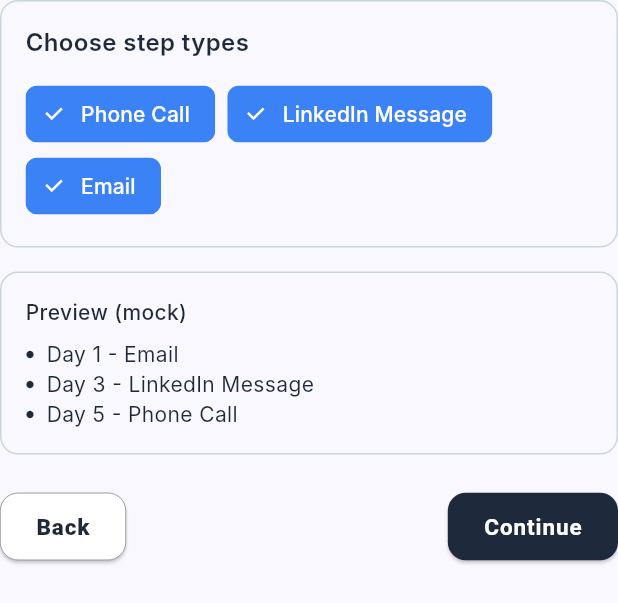
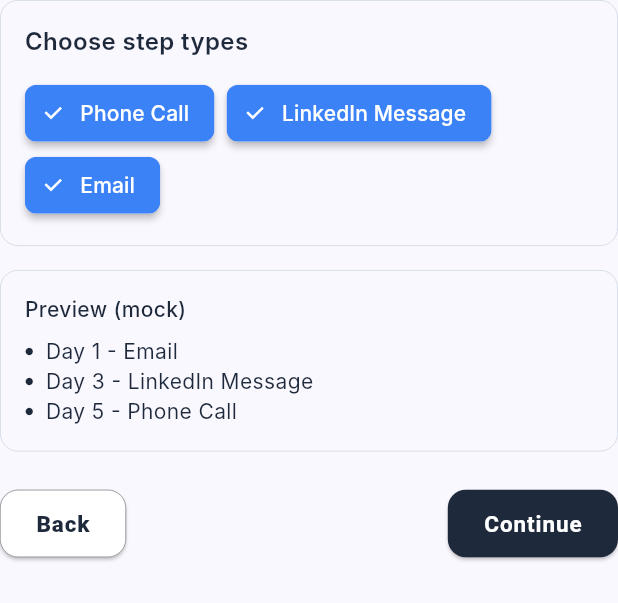
Before and after one commit to DebdaruDG/Network-IT-Lead-Planner-and-Follow-up, a Flutter app: the Step3PlanSetup widget shown alone on an empty page, opened directly, on a phone screen of 412 x 824 dp. Shown: the top 603 px of the screen. Run offline on Flutter 3.47's test engine with Material 3 defaults, Android fonts, the phone set to English and light mode, and no system bars; our stand-ins replace dio, firebase_auth, firebase_core, flutter_riverpod, flutter_spinbox, flutter_styled_toast and 4 more; accounts and stored records are empty; Roboto replaces fonts that are missing (Inter); statements that could not run were skipped.

Commit message:
Updated Stylings

```diff
--- a/lib/features/lead_creation/steps/step2_select_goal.dart
+++ b/lib/features/lead_creation/steps/step2_select_goal.dart
@@ -84,7 +84,7 @@ class _Step2GoalSelectionState extends ConsumerState<Step2GoalSelection> {
                     borderRadius: BorderRadius.circular(8),
                     borderSide: BorderSide(
                       color: Colors.grey.shade300,
-                      width: 0.5,
+                      width: 0.25,
                     ),
                   ),
                   contentPadding: const EdgeInsets.symmetric(
--- a/lib/features/lead_creation/steps/step3_plan_setup.dart
+++ b/lib/features/lead_creation/steps/step3_plan_setup.dart
@@ -38,7 +38,7 @@ class _Step3PlanSetupState extends ConsumerState<Step3PlanSetup> {
         Container(
           decoration: BoxDecoration(
             borderRadius: BorderRadius.circular(12),
-            border: Border.all(color: const Color(0xFFCBD5E1)),
+            border: Border.all(color: const Color(0xFFCBD5E1), width: 0.5),
           ),
           padding: const EdgeInsets.all(16),
           width: double.infinity,
@@ -72,7 +72,7 @@ class _Step3PlanSetupState extends ConsumerState<Step3PlanSetup> {
           padding: const EdgeInsets.all(16),
           decoration: BoxDecoration(
             borderRadius: BorderRadius.circular(12),
-            border: Border.all(color: const Color(0xFFCBD5E1)),
+            border: Border.all(color: const Color(0xFFCBD5E1), width: 0.5),
           ),
           width: double.infinity,
           child: Column(
@@ -147,7 +147,13 @@ class _Step3PlanSetupState extends ConsumerState<Step3PlanSetup> {
       backgroundColor: Colors.white,
       selectedColor: const Color(0xFF3B82F6),
       checkmarkColor: Colors.white,
-      shape: RoundedRectangleBorder(borderRadius: BorderRadius.circular(8)),
+      shape: RoundedRectangleBorder(
+        borderRadius: BorderRadius.circular(8),
+        side: BorderSide(
+          color: isSelected ? Colors.transparent : const Color(0xFF4338CA),
+        ),
+      ),
+      elevation: isSelected ? 2 : 0,
     );
   }
 }
```
Also changed, not shown: lib/features/lead_creation/add_lead_screen.dart (+15 -8 lines).
